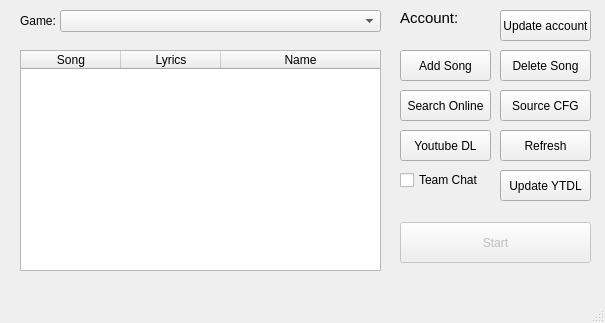
The window that src/mainwindow.ui (Catishere/karaoke-master) describes before a commit, drawn with Qt 5.
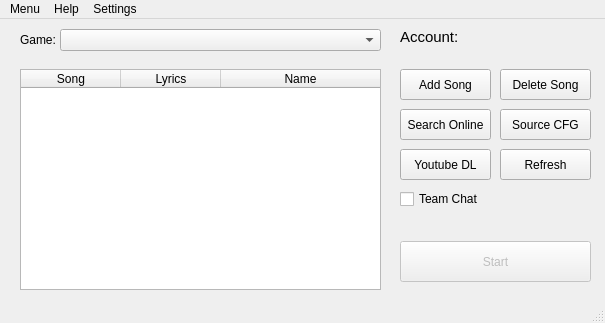
The same window after the commit.

Commit message: added settings for keybindings

Diff of the .ui file:
```diff
--- a/src/mainwindow.ui
+++ b/src/mainwindow.ui
@@ -272,19 +272,6 @@
      <string>Game:</string>
     </property>
    </widget>
-   <widget class="QPushButton" name="updateAccountButton">
-    <property name="geometry">
-     <rect>
-      <x>500</x>
-      <y>10</y>
-      <width>91</width>
-      <height>31</height>
-     </rect>
-    </property>
-    <property name="text">
-     <string>Update account</string>
-    </property>
-   </widget>
    <widget class="QLabel" name="accountLabel">
     <property name="geometry">
      <rect>
@@ -329,19 +316,6 @@
      <string>Team Chat</string>
     </property>
    </widget>
-   <widget class="QPushButton" name="updateYTDL_button">
-    <property name="geometry">
-     <rect>
-      <x>500</x>
-      <y>170</y>
-      <width>91</width>
-      <height>31</height>
-     </rect>
-    </property>
-    <property name="text">
-     <string>Update YTDL</string>
-    </property>
-   </widget>
    <widget class="QLabel" name="loadingLabel">
     <property name="enabled">
      <bool>true</bool>
@@ -368,6 +342,30 @@
      <height>20</height>
     </rect>
    </property>
+   <widget class="QMenu" name="menuMenu">
+    <property name="title">
+     <string>Menu</string>
+    </property>
+    <addaction name="actionUpdate_YTDL"/>
+    <addaction name="actionUpdate_account_info"/>
+    <addaction name="actionUpdate_client"/>
+   </widget>
+   <widget class="QMenu" name="menuHelp">
+    <property name="title">
+     <string>Help</string>
+    </property>
+    <addaction name="actionGuide"/>
+    <addaction name="actionAbout"/>
+   </widget>
+   <widget class="QMenu" name="menuSettings">
+    <property name="title">
+     <string>Settings</string>
+    </property>
+    <addaction name="actionKey_bindings"/>
+   </widget>
+   <addaction name="menuMenu"/>
+   <addaction name="menuHelp"/>
+   <addaction name="menuSettings"/>
   </widget>
   <widget class="QStatusBar" name="statusBar"/>
  </widget>
```
Left out of the diff: 30 changed lines with no effect on the pictures. The commit also changes 8 other files.
